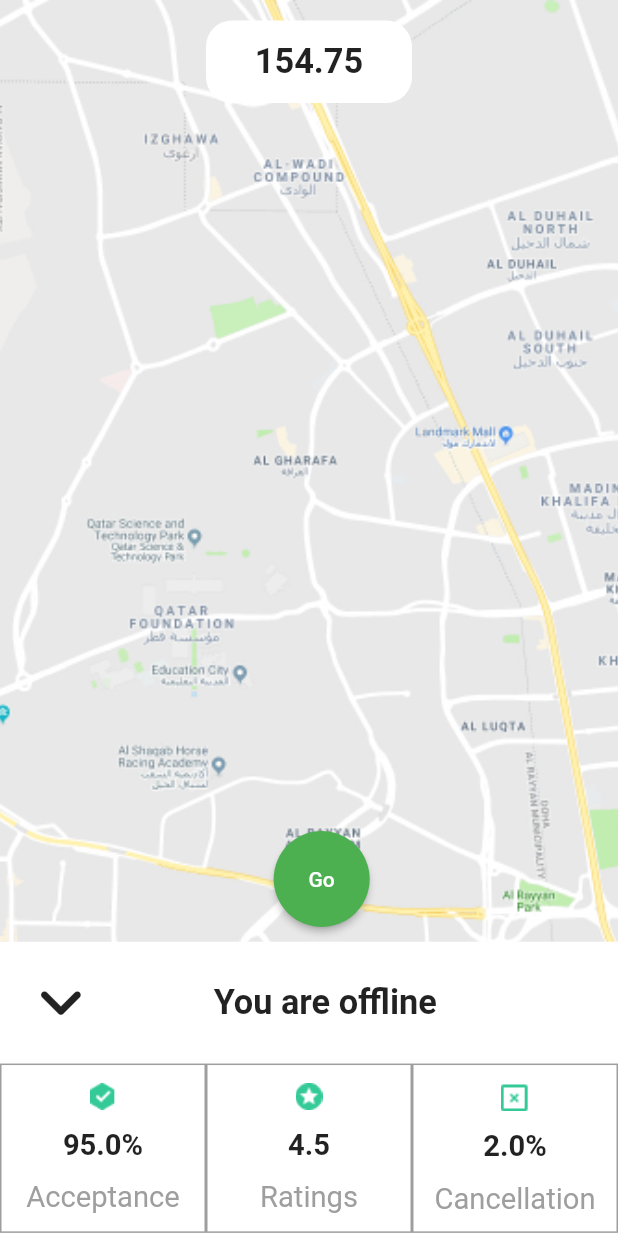
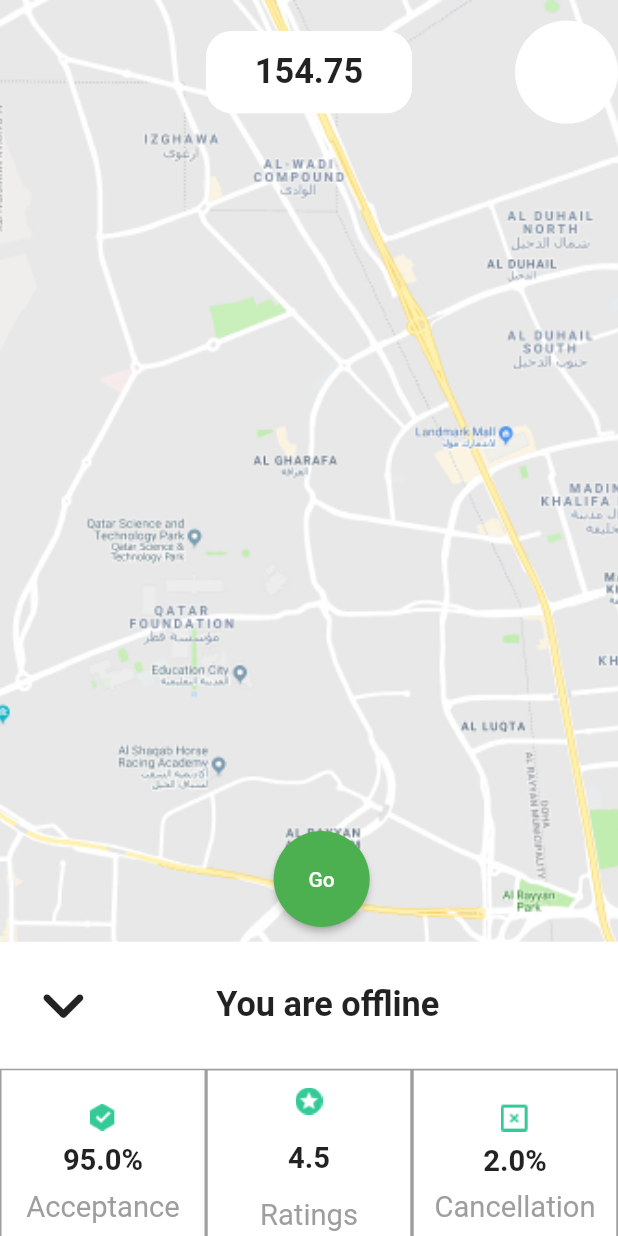
Before and after one commit to masteribro/dispatch_rider_app, a Flutter app: the MapScreen screen opened directly, on a phone screen of 412 x 824 dp. Run offline on Flutter 3.47's test engine with Material 2 defaults, Android fonts, the phone set to English and light mode, and no system bars; our stand-ins replace another_flushbar, charts_flutter, dio, flutter_animation_progress_bar, flutter_screenutil, flutter_svg and 7 more.

Commit message:
fixed bugs

```diff
--- a/lib/ui/profile/profile_screen.dart
+++ b/lib/ui/profile/profile_screen.dart
@@ -6,6 +6,7 @@ import 'package:flutter_svg/svg.dart';
 import '../helper/const/color/app_color.dart';
 import '../helper/const/widget/text_view.dart';
 import '../helper/routes/navigation.dart';
+import '../intro_screen.dart';
 import '../screens/earnings_screesn.dart';
 import '../settings/settings.dart';
 
@@ -165,7 +166,10 @@ class _ProfileScreenState extends State<ProfileScreen> {
                 text: 'Settings',
                 voidCallback: () =>
                     PageRouter.gotoWidget(const SettingsScreen(), context)),
-            rowWidget(image: '', text: 'Logout'),
+            rowWidget(image: '', text: 'Logout',
+                voidCallback: () =>
+               PageRouter.gotoWidget(const IntroScreen(), context)
+            ),
           ],
         ),
       ),
--- a/lib/ui/screens/Trip_Details/trip_details.dart
+++ b/lib/ui/screens/Trip_Details/trip_details.dart
@@ -82,7 +82,7 @@ class _TripDetailsState extends State<TripDetails> {
                           ],
                         ),
 
-                        height: 60.h,
+                        height: 70.h,
                         decoration: BoxDecoration(border: Border.all(color: Colors.black12,width: 1.w)),
                       )),
                       Expanded(child: Container(
@@ -95,7 +95,7 @@ class _TripDetailsState extends State<TripDetails> {
                             Text('Distance',style: TextStyle(fontSize: 17.sp, color: AppColor.spaceGrey),)
                           ],
                         ),
-                        height: 60.h,
+                        height: 70.h,
                         decoration: BoxDecoration(border: Border.all(color: Colors.black12,width: 1.w)),
                       )),
                     ],
--- a/lib/ui/screens/map_folder/destination.dart
+++ b/lib/ui/screens/map_folder/destination.dart
@@ -5,8 +5,6 @@ import 'package:flutter_screenutil/flutter_screenutil.dart';
 import '../../Cancel/Cancel_delivery.dart';
 import '../../helper/const/color/app_color.dart';
 import '../../helper/const/widget/button_widget.dart';
-import '../../helper/routes/navigation.dart';
-import '../../rider_details/riders_stepper_screen.dart';
 import '../Trip_Details/trip_details.dart';
 
 class Destination extends StatefulWidget {
@@ -92,6 +90,8 @@ class _DestinationState extends State<Destination> {
                 width: width,
                 height: height/3,
                 child: Container(
+                    width: width,
+                    height: height/3,
                     decoration: BoxDecoration(
                       color: Colors.white,
 
@@ -101,6 +101,7 @@ class _DestinationState extends State<Destination> {
                     Padding(
                       padding: const EdgeInsets.only(left: 16.0, top:16.0,right: 16.0,
                       ),
+                      child: SingleChildScrollView(
                         child: Column(
                           children: [
                             Text('25 min',style: TextStyle(fontSize: 20.sp, fontWeight: FontWeight.w400)
@@ -157,6 +158,7 @@ class _DestinationState extends State<Destination> {
 
 
                           ],
+                        ),
                       ),
                     )
 
@@ -356,6 +358,9 @@ class _DestinationState extends State<Destination> {
                                  fontWeight: FontWeight.w500,
                                  buttonText: 'Cancel',
                                  onPressed: () {
+                                   Navigator.pushReplacement(context, MaterialPageRoute(
+                                       builder: (context) =>  Canceldelivery()
+                                   ));
                                  }
                              ),
                            ],
@@ -505,6 +510,7 @@ class _DestinationState extends State<Destination> {
                              fontSize: 14.sp,
                              fontWeight: FontWeight.w500,
                              buttonText: 'completed',
+                             color: AppColor.spaceGrey,
                              onPressed: (){}
                          ),
 
--- a/lib/ui/screens/map_folder/map_screen.dart
+++ b/lib/ui/screens/map_folder/map_screen.dart
@@ -1,9 +1,11 @@
 import 'dart:async';
 
+import 'package:dispatch_rider_app/ui/helper/const/color/app_color.dart';
 import 'package:flutter/material.dart';
 import 'package:flutter_animation_progress_bar/flutter_animation_progress_bar.dart';
 import 'package:flutter_screenutil/flutter_screenutil.dart';
 
+import '../../profile/profile_screen.dart';
 import 'destination.dart';
 
 
@@ -19,7 +21,7 @@ class _MapScreenState extends State<MapScreen> with TickerProviderStateMixin{
   var size,height,width;
 
   bool master = true;
-   AnimationController? controller;
+
   void navigateToNextPage(context) async {
    if(master == false){
      Timer( const Duration(seconds: 5), () => Navigator.pushReplacement(context, MaterialPageRoute(
@@ -30,25 +32,7 @@ class _MapScreenState extends State<MapScreen> with TickerProviderStateMixin{
    }
 
   }
-  @override
-  void initState() {
 
-    controller = AnimationController(
-      vsync: this,
-      duration: const Duration(seconds: 1),
-    )..addListener(() {
-      setState(() {});
-    });
-    controller!.repeat(reverse: true);
-    super.initState();
-
-  }
-
-  @override
-  void dispose() {
-    controller!.dispose();
-    super.dispose();
-  }
   @override
   Widget build(BuildContext context) {
     navigateToNextPage(context);
@@ -66,8 +50,12 @@ class _MapScreenState extends State<MapScreen> with TickerProviderStateMixin{
           ),
           Positioned(
             top:height/60,
-              right: width/3,
-              child: Container(
+
+              child: Row(
+                children: [
+                  SizedBox(width: 120.w,),
+
+                  Container(
             height: height/15,
                   width: width/3,
                   decoration: BoxDecoration(color: Colors.white, borderRadius: BorderRadius.all(Radius.circular(15.r),
@@ -77,6 +65,20 @@ class _MapScreenState extends State<MapScreen> with TickerProviderStateMixin{
                           style: TextStyle(fontWeight: FontWeight.bold,fontSize: 20.sp),
                       ),
                     ),
+            ),
+                  SizedBox(width: 60.w,),
+                  InkWell(
+                    onTap: (){
+                      Navigator.pushReplacement(context, MaterialPageRoute(
+                          builder: (context) =>  ProfileScreen()
+                      ));
+                    },
+                    child: CircleAvatar(
+                      radius: 30.r,
+                      backgroundColor: AppColor.white,
+                    ),
+                  )
+                ],
               )
           ),
          master? Positioned(
@@ -100,9 +102,10 @@ class _MapScreenState extends State<MapScreen> with TickerProviderStateMixin{
 
             ),
 
-          ):Positioned(
+          ):
+         Positioned(
            bottom:height/4.0,
-           right: width/2.5,
+           right: 120.w,
            child:   ElevatedButton(
 
              onPressed: () {
@@ -110,7 +113,7 @@ class _MapScreenState extends State<MapScreen> with TickerProviderStateMixin{
                  master=!master;
                });
              },
-             child: Text('Stop', style: TextStyle(color: Colors.red),),
+             child: Text('Stop', style:  TextStyle(color: Colors.red),),
              style: ElevatedButton.styleFrom(
                primary: Colors.white,
                shape: CircleBorder(
@@ -134,15 +137,18 @@ class _MapScreenState extends State<MapScreen> with TickerProviderStateMixin{
             width: width,
             height: height/4.2,
             child: Container(
+                width: width,
+                height: height/4.2,
               decoration: BoxDecoration(
                 color: Colors.white,
 
               ),
               child: master?
-              Column(
+              SingleChildScrollView(
+                child: Column(
                   children: [
                     Padding(
-                    padding: const EdgeInsets.all(12.0),
+                      padding:  EdgeInsets.only(left: 12.w,right: 12.w,top: 12.w,bottom: 12.w),
                       child: Row(
                         children: [
                           Icon(Icons.keyboard_arrow_down_rounded, size: 50.sp,),
@@ -167,17 +173,18 @@ class _MapScreenState extends State<MapScreen> with TickerProviderStateMixin{
                               ),
                             ),
                             child: Column(
+                              mainAxisAlignment: MainAxisAlignment.spaceEvenly,
                               children: [
                                 SizedBox(
-                                height: 10.h,
+                                  height: 5.h,
                                 ),
                                 Image.asset(
                                   "assets/images/acceptance.png",
                                 ),
-                              SizedBox(height: 10.h,),
+
                                 Text('95.0%',
                                   style: TextStyle(fontWeight: FontWeight.bold,fontSize: 17.sp),),
-                              SizedBox(height: 10.h,),
+
                                 Text('Acceptance',
                                   style: TextStyle(fontSize: 17.sp, color: Colors.grey),
                                 ),
@@ -188,21 +195,23 @@ class _MapScreenState extends State<MapScreen> with TickerProviderStateMixin{
                             width: width/3,
                             decoration: BoxDecoration(
                               border: Border.all(
-                                width: 1,
+                                  width: 1.w,
                                   color: Colors.grey
                               ),
                             ),
                             child: Column(
+                              mainAxisAlignment: MainAxisAlignment.spaceEvenly,
                               children: [
+
                                 SizedBox(
-                                height: 10.h,
+                                  height: 5.h,
                                 ),
                                 Image.asset(
                                   "assets/images/rating.png",
                                 ),
                                 SizedBox(height: 10.h,),
                                 Text('4.5', style: TextStyle(fontWeight: FontWeight.bold,fontSize: 17.sp),),
-                              SizedBox(height: 10.h,),
+                                SizedBox(height: 8.h,),
                                 Text('Ratings',
                                   style: TextStyle(fontSize: 17.sp, color: Colors.grey),
                                 ),
@@ -213,21 +222,22 @@ class _MapScreenState extends State<MapScreen> with TickerProviderStateMixin{
                             width: width/3,
                             decoration: BoxDecoration(
                               border: Border.all(
-                                width: 1,
+                                  width: 1.w,
                                   color: Colors.grey
                               ),
                             ),
                             child: Column(
+                              mainAxisAlignment: MainAxisAlignment.spaceEvenly,
                               children: [
                                 SizedBox(
-                                height: 10.h,
+                                  height: 5.h,
                                 ),
                                 Image.asset(
                                   "assets/images/cancellation.png",
                                 ),
-                              SizedBox(height: 10.h,),
+
                                 Text('2.0%', style: TextStyle(fontWeight: FontWeight.bold,fontSize: 17.sp),),
-                              SizedBox(height: 10.h,),
+
                                 Text('Cancellation',
                                   style: TextStyle(fontSize: 17.sp, color: Colors.grey),
                                 ),
@@ -238,11 +248,13 @@ class _MapScreenState extends State<MapScreen> with TickerProviderStateMixin{
                       ),
                     )
                   ],
+                ),
               ):
-              Column(
+              SingleChildScrollView(
+                child: Column(
                   children: [
                   Padding(
-                      padding: const EdgeInsets.all(12.0),
+                        padding:  EdgeInsets.only(left: 12.w,right: 12.w,top: 12.h,bottom: 12.h),
                         child: Row(
                           children: [
                             Icon(Icons.keyboard_arrow_up_rounded, size: 50.sp,),
@@ -257,12 +269,12 @@ class _MapScreenState extends State<MapScreen> with TickerProviderStateMixin{
                       width: width,
                       color: Colors.white12,
                       child: Padding(
-                      padding: const EdgeInsets.all(10.0),
+                        padding:  EdgeInsets.only(left: 10.w,right: 10.w,top: 10.h,bottom: 10.h),
                         child: Column(
                           crossAxisAlignment: CrossAxisAlignment.start,
                           children: [
                             LinearProgressIndicator(
-                            value: controller!.value,
+
                               color: Colors.green,
                               backgroundColor: Colors.greenAccent,
 
@@ -279,6 +291,7 @@ class _MapScreenState extends State<MapScreen> with TickerProviderStateMixin{
                       ),
                     )
                   ],
+                ),
               )
 
 
--- a/lib/ui/settings/change_number.dart
+++ b/lib/ui/settings/change_number.dart
@@ -88,6 +88,7 @@ class ChangeNumberScreen extends StatelessWidget {
             ),
             Center(
               child: ButtonWidget(
+                background: AppColor.primary50,
                 width: 200.w,
                 fontSize: 15.sp,
                 fontWeight: FontWeight.w500,
--- a/lib/ui/settings/change_password.dart
+++ b/lib/ui/settings/change_password.dart
@@ -71,6 +71,7 @@ class ChangePasswordScreen extends StatelessWidget {
             ),
             Center(
               child: ButtonWidget(
+                background: AppColor.primary50,
                 width: 200.w,
                 fontSize: 14.sp,
                 fontWeight: FontWeight.w400,
```
Also changed, not shown: assets/svg/download_icon.svg (added), assets/svg/download_vehicle_icon.svg (added). Lines whose indentation alone changed are shown as unchanged.
